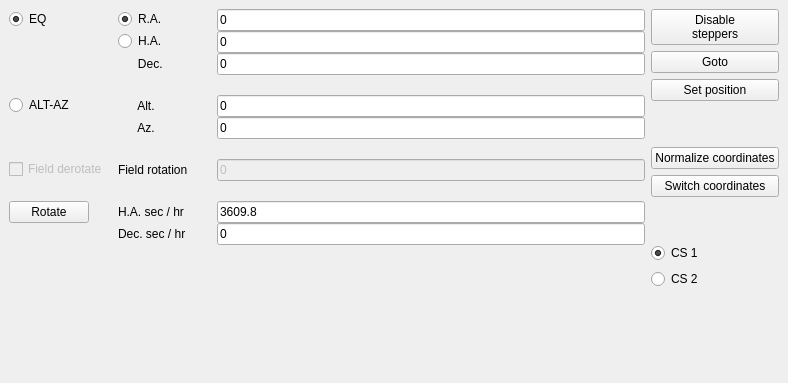
Old version of the form mainwindow.ui in the repository vladtcvs/gotocontrol; both pictures show x 0 to 788 and y 0 to 383 of the 788 by 737 pixel window.
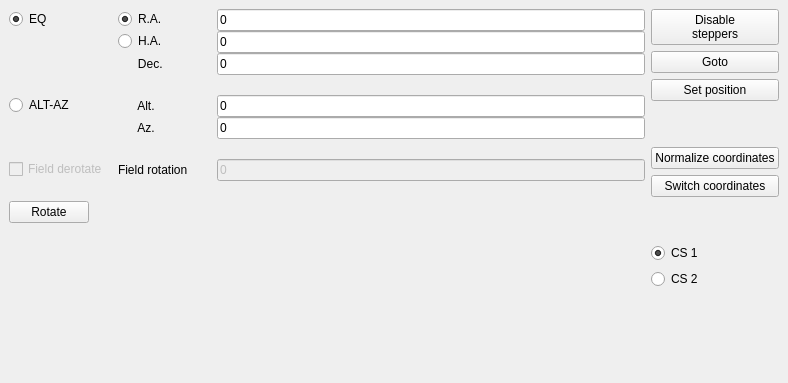
New version of the form.

The edit to the form file:
```diff
--- a/mainwindow.ui
+++ b/mainwindow.ui
@@ -169,44 +169,6 @@
           </property>
          </widget>
         </item>
-        <item row="3" column="1">
-         <layout class="QFormLayout" name="formLayout_6">
-          <item row="0" column="0">
-           <widget class="QLabel" name="label_7">
-            <property name="text">
-             <string>H.A. sec / hr</string>
-            </property>
-           </widget>
-          </item>
-          <item row="0" column="1">
-           <widget class="QLineEdit" name="haRotationSpeed">
-            <property name="text">
-             <string>3609.8</string>
-            </property>
-           </widget>
-          </item>
-          <item row="1" column="0">
-           <widget class="QLabel" name="label_38">
-            <property name="minimumSize">
-             <size>
-              <width>100</width>
-              <height>0</height>
-             </size>
-            </property>
-            <property name="text">
-             <string>Dec. sec / hr</string>
-            </property>
-           </widget>
-          </item>
-          <item row="1" column="1">
-           <widget class="QLineEdit" name="decRotationSpeed">
-            <property name="text">
-             <string>0</string>
-            </property>
-           </widget>
-          </item>
-         </layout>
-        </item>
         <item row="2" column="0">
          <widget class="QCheckBox" name="checkBox">
           <property name="enabled">
```
Left out of the diff: 7 changed lines with no effect on the pictures.
